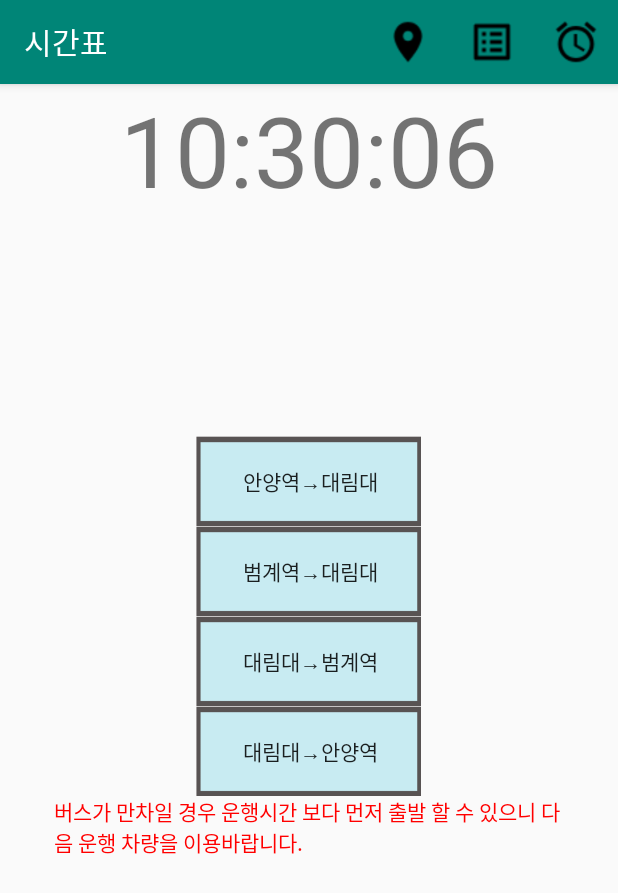
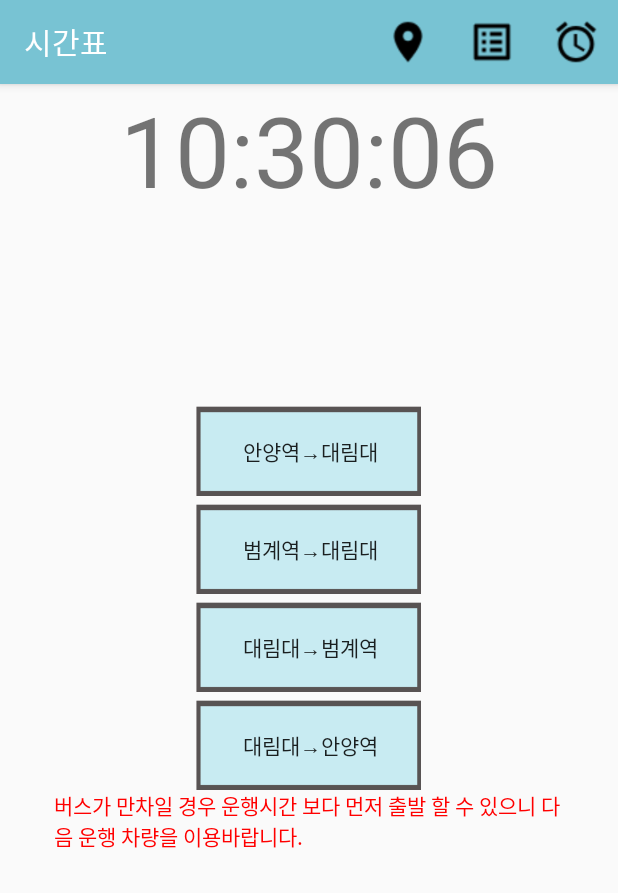
Before and after one commit to choissungho/busproject1, an Android app: the screen it shows after launch (MainActivity), on a phone screen of 412 x 824 dp. Shown: the top 893 px of the screen. Run offline under Robolectric (Android 15) with nearby library versions, the phone set to English and light mode, and no system bars.

Commit message:
메뉴 옵션바 색상 변경 및 버튼 정리

```diff
--- a/app/src/main/java/com/example/myapplication/IntroActivity.java
+++ b/app/src/main/java/com/example/myapplication/IntroActivity.java
@@ -1,13 +1,14 @@
 package com.example.myapplication;
 
 
+import android.app.Activity;
 import android.content.Intent;
 import android.os.Bundle;
 import android.os.Handler;
 import android.support.v7.app.AppCompatActivity;
 
 
-public class IntroActivity extends AppCompatActivity {
+public class IntroActivity extends Activity {
     Handler handler;
 
     Runnable runnable = new Runnable() {
--- a/app/src/main/res/layout/activity_main.xml
+++ b/app/src/main/res/layout/activity_main.xml
@@ -27,9 +27,10 @@
         android:layout_width="wrap_content"
         android:layout_height="wrap_content"
         android:layout_gravity="center"
-        android:layout_marginTop="60dp">
+        android:layout_marginTop="40dp">
 
         <Button
+
             android:id="@+id/AnyangBtn"
             android:layout_width="150dp"
             android:layout_height="60dp"
@@ -47,6 +48,7 @@
         android:layout_gravity="center">
 
         <Button
+            android:layout_marginTop="5dp"
             android:id="@+id/BeomgyeBtn"
             android:layout_width="150dp"
             android:layout_height="60dp"
@@ -64,6 +66,7 @@
         android:layout_gravity="center">
 
         <Button
+            android:layout_marginTop="5dp"
             android:id="@+id/DaelimbBtn"
             android:layout_width="150dp"
             android:layout_height="60dp"
@@ -79,6 +82,7 @@
         android:layout_gravity="center">
 
         <Button
+            android:layout_marginTop="5dp"
             android:id="@+id/DaelimaBtn"
             android:layout_width="150dp"
             android:layout_height="60dp"
--- a/app/src/main/res/values/colors.xml
+++ b/app/src/main/res/values/colors.xml
@@ -1,6 +1,6 @@
 <?xml version="1.0" encoding="utf-8"?>
 <resources>
-    <color name="colorPrimary">#008577</color>
-    <color name="colorPrimaryDark">#00574B</color>
+    <color name="colorPrimary">#78C3D3</color>
+    <color name="colorPrimaryDark">#3279E6</color>
     <color name="colorAccent">#58ACFA</color>
 </resources>
```
Also changed, not shown: app/src/main/res/drawable-v24/blue.png (deleted), app/src/main/res/drawable-v24/blue1.png (deleted), app/src/main/res/drawable/img1.png (deleted).
